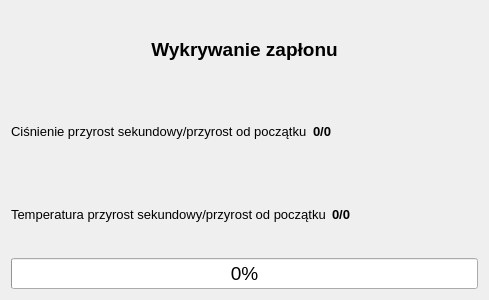
Qt form app/oczekiwanienazaplon.ui (wiacekmarcin/StanowiskoChemiczne) before a commit.
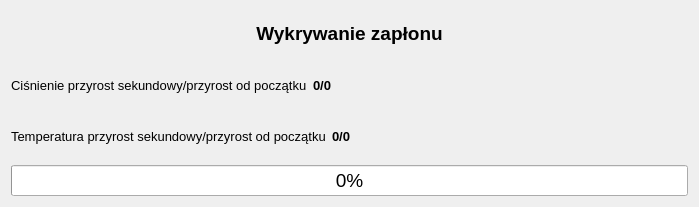
The same form after that commit.

Patch:
```diff
--- a/app/oczekiwanienazaplon.ui
+++ b/app/oczekiwanienazaplon.ui
@@ -9,8 +9,8 @@
    <rect>
     <x>0</x>
     <y>0</y>
-    <width>489</width>
-    <height>300</height>
+    <width>699</width>
+    <height>207</height>
    </rect>
   </property>
   <property name="font">
@@ -74,6 +74,19 @@
        </property>
       </widget>
      </item>
+     <item>
+      <spacer name="horizontalSpacer">
+       <property name="orientation">
+        <enum>Qt::Horizontal</enum>
+       </property>
+       <property name="sizeHint" stdset="0">
+        <size>
+         <width>40</width>
+         <height>20</height>
+        </size>
+       </property>
+      </spacer>
+     </item>
     </layout>
    </item>
    <item>
@@ -103,6 +116,19 @@
        </property>
       </widget>
      </item>
+     <item>
+      <spacer name="horizontalSpacer_2">
+       <property name="orientation">
+        <enum>Qt::Horizontal</enum>
+       </property>
+       <property name="sizeHint" stdset="0">
+        <size>
+         <width>40</width>
+         <height>20</height>
+        </size>
+       </property>
+      </spacer>
+     </item>
     </layout>
    </item>
    <item>
```
